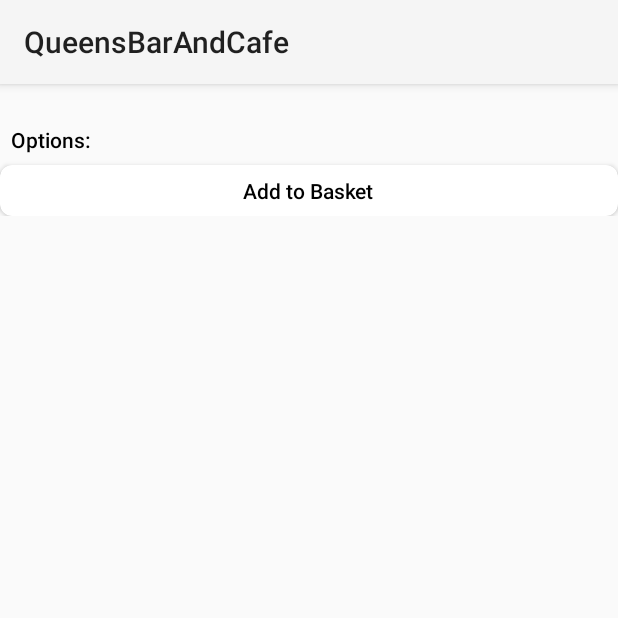
After one commit to shonky11/QueensBarAndCafe, an Android app: the fragment ExpandedItemsFragment shown on its own in the app's theme, on a phone screen of 412 x 824 dp, the top half of it. The commit adds this screen. Run offline under Robolectric (Android 15) with nearby library versions, the phone set to English and light mode, and no system bars.

Commit message:
started expanded items fragment and basket fragment

```diff
--- /dev/null
+++ b/app/src/main/java/com/qads/queensbarandcafe/fragments/ExpandedItemsFragment.java
@@ -0,0 +1,46 @@
+package com.qads.queensbarandcafe.fragments;
+
+import android.os.Bundle;
+import android.view.LayoutInflater;
+import android.view.View;
+import android.view.ViewGroup;
+import android.widget.TextView;
+
+import androidx.annotation.NonNull;
+import androidx.annotation.Nullable;
+import androidx.cardview.widget.CardView;
+import androidx.fragment.app.Fragment;
+import androidx.recyclerview.widget.RecyclerView;
+
+import com.qads.queensbarandcafe.R;
+import com.qads.queensbarandcafe.helpers.OptionsAdapter;
+import com.qads.queensbarandcafe.helpers.OptionsModel;
+
+import java.util.ArrayList;
+
+public class ExpandedItemsFragment extends Fragment implements OptionsAdapter.OnNoteListener {
+
+    private RecyclerView.Adapter recyclerAdapter;
+    private RecyclerView recyclerView;
+    private ArrayList<OptionsModel> optionsModel;
+
+    @Nullable
+    @Override
+    public View onCreateView(@NonNull LayoutInflater inflater, @Nullable ViewGroup container, @Nullable Bundle savedInstanceState) {
+        //return super.onCreateView(inflater, container, savedInstanceState);
+        View v = inflater.inflate(R.layout.expanded_items_fragment, container, false);
+
+        recyclerView = (RecyclerView) v.findViewById(R.id.options_list);
+        recyclerView.setHasFixedSize(true);
+
+
+
+
+        return v;
+    }
+
+    @Override
+    public void onNoteClick(int position, CardView cardView, TextView textView) {
+
+    }
+}
--- a/app/src/main/java/com/qads/queensbarandcafe/fragments/ItemsFragment.java
+++ b/app/src/main/java/com/qads/queensbarandcafe/fragments/ItemsFragment.java
@@ -5,5 +5,4 @@ import androidx.fragment.app.Fragment;
 public class ItemsFragment extends Fragment {
 
 
-
 }
--- /dev/null
+++ b/app/src/main/res/layout/expanded_items_fragment.xml
@@ -0,0 +1,77 @@
+<?xml version="1.0" encoding="utf-8"?>
+<androidx.constraintlayout.widget.ConstraintLayout
+    xmlns:android="http://schemas.android.com/apk/res/android"
+    xmlns:tools="http://schemas.android.com/tools"
+    xmlns:card_view="http://schemas.android.com/apk/res-auto"
+    xmlns:app="http://schemas.android.com/apk/res-auto"
+    android:layout_height="match_parent"
+    android:layout_width="match_parent">
+
+    <LinearLayout
+        android:layout_width="match_parent"
+        android:layout_height="match_parent"
+        android:orientation="vertical">
+
+        <ScrollView
+            android:id="@+id/scrollViewExpanded"
+            android:orientation="vertical"
+            android:layout_width="match_parent"
+            android:layout_height="match_parent"
+            android:clickable="true">
+
+            <LinearLayout
+                android:layout_width="match_parent"
+                android:layout_height="match_parent"
+                android:paddingBottom="50dp"
+                android:orientation="vertical">
+
+                <TextView
+                    android:layout_width="match_parent"
+                    android:layout_height="wrap_content"
+                    android:text="Options:"
+                    android:textSize="14sp"
+                    android:padding="7dp"
+                    android:textColor="#000"
+                    android:fontFamily="sans-serif-medium"
+                    android:layout_marginTop="20dp"
+                    />
+
+                <androidx.recyclerview.widget.RecyclerView
+                    app:layout_behavior="@string/appbar_scrolling_view_behavior"
+                    android:id="@+id/options_list"
+                    android:orientation="vertical"
+                    android:layout_width="match_parent"
+                    android:layout_height="match_parent"
+                    android:divider="@null"/>
+
+                <androidx.cardview.widget.CardView
+                    android:id="@+id/alleventsbutton"
+                    android:layout_width="match_parent"
+                    android:layout_height="wrap_content"
+                    android:paddingLeft="50dp"
+                    android:background="@color/queenscolor"
+                    app:cardCornerRadius="8dp">
+
+                    <TextView
+                        android:id="@+id/allEvents"
+                        android:layout_width="wrap_content"
+                        android:layout_height="wrap_content"
+                        android:text="Add to Basket"
+                        android:layout_gravity="center"
+                        android:textSize="14sp"
+                        android:padding="7dp"
+                        android:textColor="#000"
+                        android:fontFamily="sans-serif-medium"/>
+
+                </androidx.cardview.widget.CardView>
+
+            </LinearLayout>
+
+        </ScrollView>
+
+
+    </LinearLayout>
+
+
+
+</androidx.constraintlayout.widget.ConstraintLayout>
```
Also changed, not shown: app/src/main/java/com/qads/queensbarandcafe/activities/SignUpActivity.java (+17 -0 lines), app/src/main/java/com/qads/queensbarandcafe/fragments/BasketFragment.java (added, +7 -0 lines), app/src/main/java/com/qads/queensbarandcafe/helpers/MenuItem.java (+8 -0 lines), app/src/main/java/com/qads/queensbarandcafe/helpers/OptionsAdapter.java (added, +99 -0 lines), app/src/main/java/com/qads/queensbarandcafe/helpers/OptionsModel.java (added, +19 -0 lines), app/src/main/res/layout/options_item.xml (added, +46 -0 lines).
